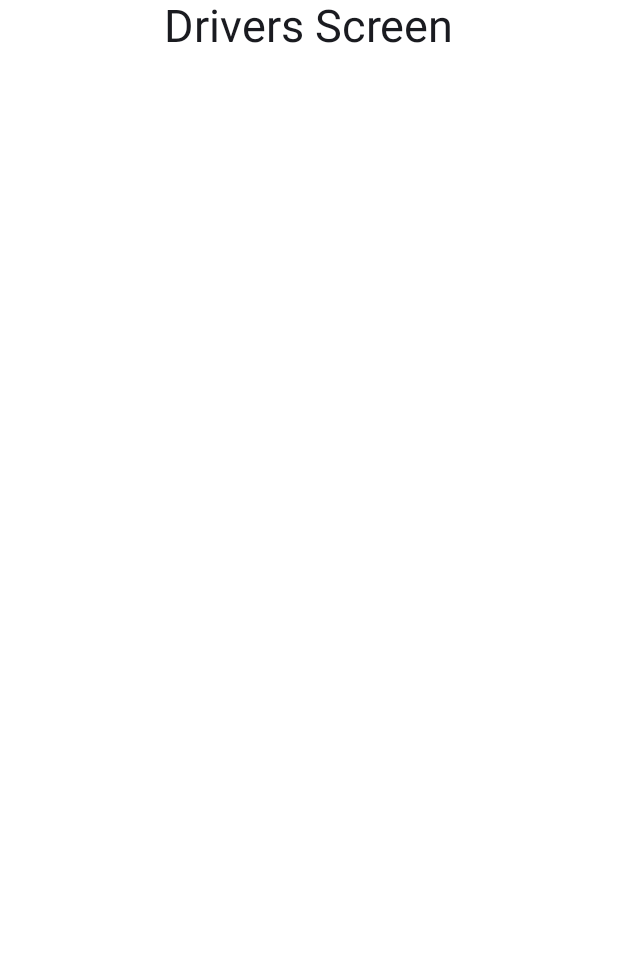
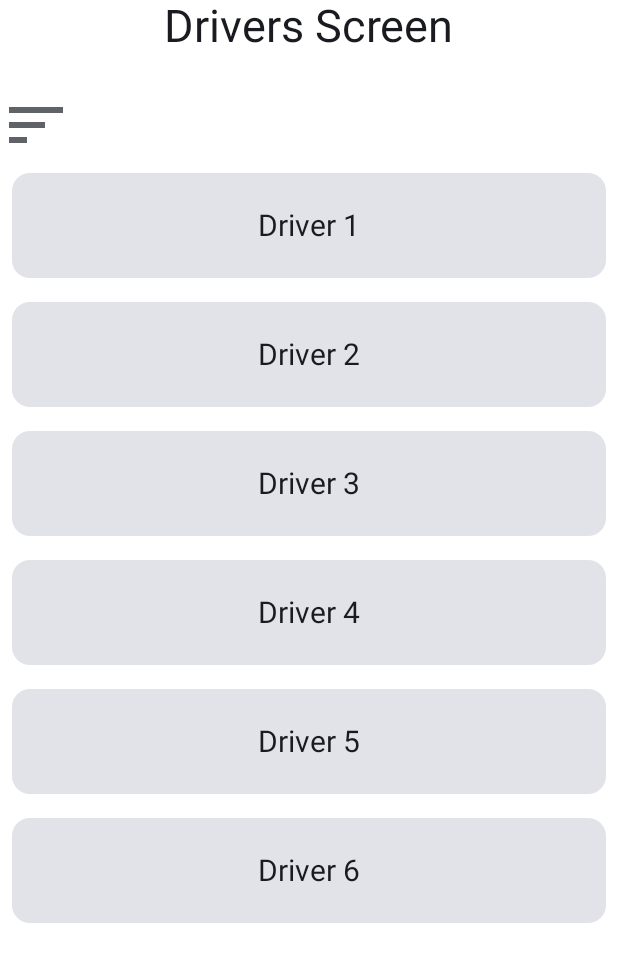
Before and after one commit to mkCoding/RepublicServiceApp, an Android app built with Jetpack Compose: the screen it shows after launch (MainActivity), on a phone screen of 412 x 824 dp. Shown: the top 962 px of the screen. Run offline under Robolectric (Android 15) with nearby library versions, the phone set to English and light mode, and no system bars; our stand-ins replace Dagger/Hilt's generated code.

Commit message:
adding driver list to prepare screen for list obtained from DB

```diff
--- a/app/src/main/java/com/kemakolam/republicserviceapp/ui/DriversScreen.kt
+++ b/app/src/main/java/com/kemakolam/republicserviceapp/ui/DriversScreen.kt
@@ -1,24 +1,46 @@
 package com.kemakolam.republicserviceapp.ui
 
+import android.content.ClipData.Item
+import android.graphics.drawable.Icon
+import android.widget.Toast
+import androidx.compose.foundation.Image
 import androidx.compose.foundation.background
+import androidx.compose.foundation.clickable
+import androidx.compose.foundation.layout.Box
 import androidx.compose.foundation.layout.Column
+import androidx.compose.foundation.layout.Row
 import androidx.compose.foundation.layout.fillMaxSize
+import androidx.compose.foundation.layout.fillMaxWidth
+import androidx.compose.foundation.layout.height
+import androidx.compose.foundation.layout.padding
 import androidx.compose.foundation.layout.size
+import androidx.compose.foundation.lazy.LazyColumn
+import androidx.compose.foundation.lazy.items
+import androidx.compose.material.icons.Icons
+import androidx.compose.material.icons.filled.Add
+import androidx.compose.material3.Button
+import androidx.compose.material3.Card
+import androidx.compose.material3.Icon
 import androidx.compose.material3.Text
 import androidx.compose.runtime.Composable
+import androidx.compose.ui.AbsoluteAlignment
 import androidx.compose.ui.Alignment
 import androidx.compose.ui.ExperimentalComposeUiApi
 import androidx.compose.ui.Modifier
 import androidx.compose.ui.graphics.Color
+import androidx.compose.ui.platform.LocalContext
+import androidx.compose.ui.res.painterResource
 import androidx.compose.ui.text.TextStyle
 import androidx.compose.ui.tooling.preview.Preview
 import androidx.compose.ui.unit.dp
 import androidx.compose.ui.unit.sp
+import com.kemakolam.republicserviceapp.R
 
 @Composable
 fun DriversScreen(){
     Column (
-        modifier = Modifier.fillMaxSize()
+        modifier = Modifier
+            .fillMaxSize()
             .background(Color.White),
         horizontalAlignment = Alignment.CenterHorizontally
     ){
@@ -26,8 +48,81 @@ fun DriversScreen(){
             text = "Drivers Screen",
             style = TextStyle(fontSize = 30.sp)
         )
+
+
+            Icon(
+                imageVector= Icons.Default.Add,
+                contentDescription = null, // Decorative element
+                tint = Color.White,
+                modifier = Modifier.size(24.dp)
+            )
+
+        Box(
+            modifier = Modifier
+                .size(48.dp)
+                .clickable(onClick = {/*TODO*/ })
+                .fillMaxWidth()
+                .align(alignment = Alignment.Start),
+
+        ) {
+            Image(
+                painter = painterResource(id = R.drawable.sort_icon),
+                contentDescription = null, // Decorative element
+                modifier = Modifier.size(50.dp)
+            )
+
+
+        }
+
+        val items = listOf(
+            Driver("1", "Driver 1" ),
+            Driver("2", "Driver 2"),
+            Driver("3", "Driver 3"),
+            Driver("4", "Driver 4"),
+            Driver("5", "Driver 5"),
+            Driver("6", "Driver 6")
+        )
+
+
+        DriversList(drivers =items )
+
     }
 
+}
+
+
+data class Driver(val driverId: String, val driverName: String)
+
+@Composable
+fun DriversList(drivers:List<Driver>){
+    LazyColumn {
+        items(drivers) { itemiuk ->
+            Card(
+                modifier = Modifier
+                    .fillMaxWidth()
+                    .padding(8.dp)
+                    .background(Color.White)
+               // Customize card background color if needed
+            ){
+                Row (
+                    modifier = Modifier.height(70.dp)
+                        .align(Alignment.CenterHorizontally),
+                    verticalAlignment = Alignment.CenterVertically
+                ){
+
+                    Text(
+                        text = itemiuk.driverName,
+                        modifier = Modifier,
+                        style = TextStyle(fontSize = 20.sp)
+                    )
+
+                    //Text(text = "Number")
+
+
+                }
+            }
+        }
+    }
 }
 
 @Preview( showBackground = true)
--- a/app/src/main/java/com/kemakolam/republicserviceapp/ui/RoutesScreen.kt
+++ b/app/src/main/java/com/kemakolam/republicserviceapp/ui/RoutesScreen.kt
@@ -1,5 +1,6 @@
 package com.kemakolam.republicserviceapp.ui
 
+import android.widget.Toast
 import androidx.compose.foundation.layout.Column
 import androidx.compose.foundation.layout.fillMaxSize
 import androidx.compose.material3.Button
@@ -7,6 +8,7 @@ import androidx.compose.material3.Text
 import androidx.compose.runtime.Composable
 import androidx.compose.ui.Alignment
 import androidx.compose.ui.Modifier
+import androidx.compose.ui.platform.LocalContext
 import androidx.compose.ui.text.TextStyle
 import androidx.compose.ui.tooling.preview.Preview
 import androidx.compose.ui.unit.sp
@@ -24,9 +26,9 @@ fun RoutesScreen(){
             text = "Routes Screen",
             style = TextStyle(fontSize = 30.sp)
         )
-
+        val context = LocalContext.current
         Button(
-            onClick = { /*TODO*/ },
+            onClick = {  Toast.makeText(context, "hello", Toast.LENGTH_SHORT).show()},
 
         ) {
             Text(text = "Click Me!")
--- /dev/null
+++ b/app/src/main/res/drawable/sort_icon.xml
@@ -0,0 +1,9 @@
+<vector xmlns:android="http://schemas.android.com/apk/res/android"
+    android:width="24dp"
+    android:height="24dp"
+    android:viewportWidth="960"
+    android:viewportHeight="960">
+  <path
+      android:pathData="M120,720v-80h240v80L120,720ZM120,520v-80h480v80L120,520ZM120,320v-80h720v80L120,320Z"
+      android:fillColor="#5f6368"/>
+</vector>
```
